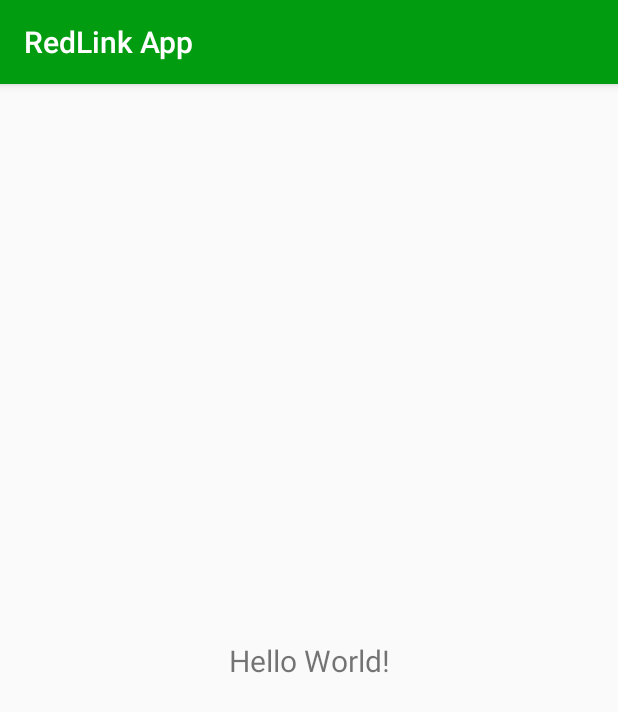
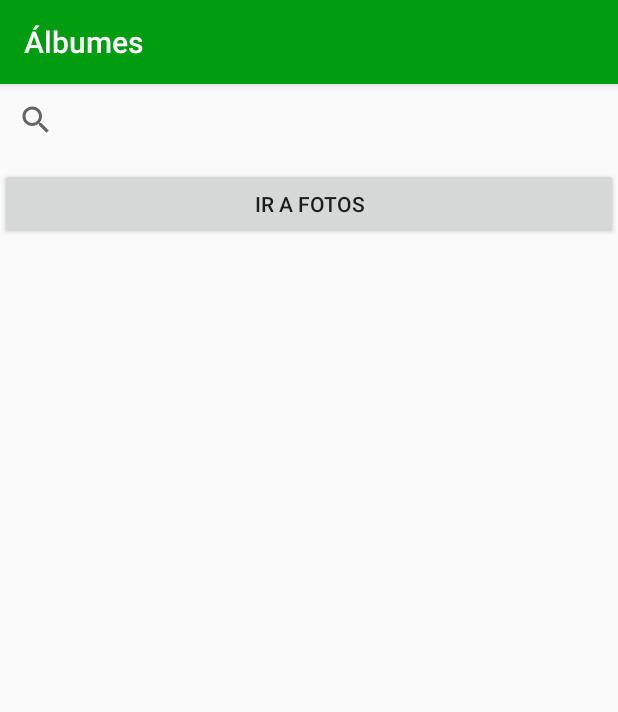
Before and after one commit to diegobckn/redlinkapp, an Android app: the screen it shows after launch (MainActivity), on a phone screen of 412 x 824 dp. Shown: the top 712 px of the screen. Run offline under Robolectric (Android 15) with nearby library versions, the phone set to English and light mode, and no system bars; our stand-ins replace navigation-ui.

Commit message:
Navegacion general

```diff
--- a/app/build.gradle
+++ b/app/build.gradle
@@ -29,8 +29,19 @@ dependencies {
     implementation 'androidx.core:core-ktx:1.3.1'
     implementation 'androidx.appcompat:appcompat:1.2.0'
     implementation 'androidx.constraintlayout:constraintlayout:2.0.1'
+    implementation 'androidx.legacy:legacy-support-v4:1.0.0'
+    implementation 'androidx.navigation:navigation-fragment-ktx:2.3.0'
+    implementation 'androidx.navigation:navigation-ui-ktx:2.3.0'
     testImplementation 'junit:junit:4.12'
     androidTestImplementation 'androidx.test.ext:junit:1.1.2'
     androidTestImplementation 'androidx.test.espresso:espresso-core:3.3.0'
 
+    implementation "androidx.navigation:navigation-fragment-ktx:2.3.0"
+    implementation "androidx.navigation:navigation-ui-ktx:2.3.0"
+    implementation 'androidx.legacy:legacy-support-v4:1.0.0'
+
+    implementation 'androidx.lifecycle:lifecycle-extensions:2.2.0'
+    implementation 'androidx.lifecycle:lifecycle-viewmodel-ktx:2.2.0'
+    implementation "androidx.lifecycle:lifecycle-livedata-ktx:2.3.0-alpha07"
+
 }
--- a/app/src/main/java/com/redlink/techapp/MainActivity.kt
+++ b/app/src/main/java/com/redlink/techapp/MainActivity.kt
@@ -2,10 +2,23 @@ package com.redlink.techapp
 
 import androidx.appcompat.app.AppCompatActivity
 import android.os.Bundle
+import androidx.navigation.NavController
+import androidx.navigation.findNavController
+import androidx.navigation.ui.NavigationUI
 
 class MainActivity : AppCompatActivity() {
+
+    private lateinit var navController: NavController
+
     override fun onCreate(savedInstanceState: Bundle?) {
         super.onCreate(savedInstanceState)
         setContentView(R.layout.activity_main)
+
+        navController = findNavController(R.id.nav_host_fragment)
+        NavigationUI.setupActionBarWithNavController(this,navController)
+    }
+
+    override fun onSupportNavigateUp(): Boolean {
+        return navController.navigateUp()
     }
 }
--- /dev/null
+++ b/app/src/main/java/com/redlink/techapp/ui/fragments/AlbumesFragment.kt
@@ -0,0 +1,34 @@
+package com.redlink.techapp.ui.fragments
+
+import android.os.Bundle
+import androidx.fragment.app.Fragment
+import android.view.LayoutInflater
+import android.view.View
+import android.view.ViewGroup
+import android.widget.Button
+import androidx.navigation.fragment.findNavController
+import com.redlink.techapp.R
+import kotlinx.android.synthetic.main.fragment_albumes.*
+
+class AlbumesFragment : Fragment() {
+
+    override fun onCreate(savedInstanceState: Bundle?) {
+        super.onCreate(savedInstanceState)
+    }
+
+    override fun onCreateView(
+        inflater: LayoutInflater, container: ViewGroup?,
+        savedInstanceState: Bundle?
+    ): View? {
+        // Inflate the layout for this fragment
+        return inflater.inflate(R.layout.fragment_albumes, container, false)
+    }
+
+    override fun onViewCreated(view: View, savedInstanceState: Bundle?) {
+        super.onViewCreated(view, savedInstanceState)
+
+        ir_photos.setOnClickListener{
+            findNavController().navigate(R.id.action_albumesFragment_to_photosFragment)
+        }
+    }
+}
--- /dev/null
+++ b/app/src/main/java/com/redlink/techapp/ui/fragments/PhotosFragment.kt
@@ -0,0 +1,24 @@
+package com.redlink.techapp.ui.fragments
+
+import android.os.Bundle
+import androidx.fragment.app.Fragment
+import android.view.LayoutInflater
+import android.view.View
+import android.view.ViewGroup
+import com.redlink.techapp.R
+
+class PhotosFragment : Fragment() {
+
+    override fun onCreate(savedInstanceState: Bundle?) {
+        super.onCreate(savedInstanceState)
+
+    }
+
+    override fun onCreateView(
+        inflater: LayoutInflater, container: ViewGroup?,
+        savedInstanceState: Bundle?
+    ): View? {
+        // Inflate the layout for this fragment
+        return inflater.inflate(R.layout.fragment_photos, container, false)
+    }
+}
--- /dev/null
+++ b/app/src/main/res/anim/slide_in_left.xml
@@ -0,0 +1,6 @@
+<?xml version="1.0" encoding="utf-8"?>
+<set xmlns:android="http://schemas.android.com/apk/res/android"
+    android:shareInterpolator="false" >
+    <translate android:duration="400" android:fromXDelta="-100%" android:toXDelta="0%"/>
+    <alpha android:duration="300" android:fromAlpha="0.0" android:toAlpha="1.0" />
+</set>
--- /dev/null
+++ b/app/src/main/res/anim/slide_in_right.xml
@@ -0,0 +1,6 @@
+<?xml version="1.0" encoding="utf-8"?>
+<set xmlns:android="http://schemas.android.com/apk/res/android"
+    android:shareInterpolator="false" >
+    <translate android:duration="400" android:fromXDelta="100%" android:toXDelta="0%" />
+    <alpha android:duration="300" android:fromAlpha="0.0" android:toAlpha="1.0" />
+</set>
--- /dev/null
+++ b/app/src/main/res/anim/slide_out_left.xml
@@ -0,0 +1,6 @@
+<?xml version="1.0" encoding="utf-8"?>
+<set xmlns:android="http://schemas.android.com/apk/res/android"
+    android:shareInterpolator="false" >
+    <translate android:duration="300" android:fromXDelta="0%" android:toXDelta="-100%"/>
+    <alpha android:duration="300" android:fromAlpha="1.0" android:toAlpha="0.0" />
+</set>
--- /dev/null
+++ b/app/src/main/res/anim/slide_out_right.xml
@@ -0,0 +1,6 @@
+<?xml version="1.0" encoding="utf-8"?>
+<set xmlns:android="http://schemas.android.com/apk/res/android"
+    android:shareInterpolator="false" >
+    <translate android:duration="300" android:fromXDelta="0%" android:toXDelta="100%"/>
+    <alpha android:duration="300" android:fromAlpha="1.0" android:toAlpha="0.0" />
+</set>
--- a/app/src/main/res/layout/activity_main.xml
+++ b/app/src/main/res/layout/activity_main.xml
@@ -6,14 +6,17 @@
     android:layout_height="match_parent"
     tools:context=".MainActivity">
 
-    <TextView
-        android:layout_width="wrap_content"
-        android:layout_height="wrap_content"
-        android:text="Hello World!"
-        android:textSize="@dimen/texto_titulo_principal"
-        app:layout_constraintBottom_toBottomOf="parent"
+    <fragment
+        android:id="@+id/nav_host_fragment"
+        android:name="androidx.navigation.fragment.NavHostFragment"
+        android:layout_width="0dp"
+        android:layout_height="0dp"
         app:layout_constraintLeft_toLeftOf="parent"
         app:layout_constraintRight_toRightOf="parent"
-        app:layout_constraintTop_toTopOf="parent" />
+        app:layout_constraintTop_toTopOf="parent"
+        app:layout_constraintBottom_toBottomOf="parent"
+
+        app:defaultNavHost="true"
+        app:navGraph="@navigation/graph" />
 
 </androidx.constraintlayout.widget.ConstraintLayout>
--- /dev/null
+++ b/app/src/main/res/layout/fragment_albumes.xml
@@ -0,0 +1,27 @@
+<?xml version="1.0" encoding="utf-8"?>
+<LinearLayout xmlns:android="http://schemas.android.com/apk/res/android"
+    xmlns:tools="http://schemas.android.com/tools"
+    android:layout_width="match_parent"
+    android:layout_height="match_parent"
+    android:orientation="vertical"
+    tools:context=".ui.fragments.AlbumesFragment">
+
+    <SearchView
+        android:layout_width="match_parent"
+        android:layout_height="wrap_content"
+        android:id="@+id/search_view"
+        />
+
+    <androidx.recyclerview.widget.RecyclerView
+        android:layout_marginTop="8dp"
+        android:id="@+id/recycle_view_albumes"
+        android:layout_width="match_parent"
+        android:layout_height="wrap_content"/>
+
+    <Button
+        android:id="@+id/ir_photos"
+        android:layout_width="match_parent"
+        android:layout_height="wrap_content"
+        android:text="Ir a fotos" />
+
+</LinearLayout>
--- /dev/null
+++ b/app/src/main/res/layout/fragment_photos.xml
@@ -0,0 +1,13 @@
+<?xml version="1.0" encoding="utf-8"?>
+<FrameLayout xmlns:android="http://schemas.android.com/apk/res/android"
+    xmlns:tools="http://schemas.android.com/tools"
+    android:layout_width="match_parent"
+    android:layout_height="match_parent"
+    tools:context=".ui.fragments.PhotosFragment">
+
+    <TextView
+        android:layout_width="match_parent"
+        android:layout_height="match_parent"
+        android:text="@string/hello_blank_fragment" />
+
+</FrameLayout>
--- /dev/null
+++ b/app/src/main/res/navigation/graph.xml
@@ -0,0 +1,25 @@
+<?xml version="1.0" encoding="utf-8"?>
+<navigation xmlns:android="http://schemas.android.com/apk/res/android"
+    xmlns:app="http://schemas.android.com/apk/res-auto"
+    xmlns:tools="http://schemas.android.com/tools"
+    android:id="@+id/nav_graph"
+    app:startDestination="@id/albumesFragment">
+    <fragment
+        android:id="@+id/albumesFragment"
+        android:name="com.redlink.techapp.ui.fragments.AlbumesFragment"
+        android:label="Álbumes"
+        tools:layout="@layout/fragment_albumes">
+        <action
+            android:id="@+id/action_albumesFragment_to_photosFragment"
+            app:destination="@id/photosFragment"
+            app:enterAnim="@anim/slide_in_left"
+            app:exitAnim="@anim/slide_out_right"
+            app:popEnterAnim="@anim/slide_in_right"
+            app:popExitAnim="@anim/slide_out_left" />
+    </fragment>
+    <fragment
+        android:id="@+id/photosFragment"
+        android:name="com.redlink.techapp.ui.fragments.PhotosFragment"
+        android:label="Fotos"
+        tools:layout="@layout/fragment_photos" />
+</navigation>
--- a/app/src/main/res/values/strings.xml
+++ b/app/src/main/res/values/strings.xml
@@ -1,3 +1,5 @@
 <resources>
     <string name="app_name">RedLink App</string>
+    <!-- TODO: Remove or change this placeholder text -->
+    <string name="hello_blank_fragment">Hello blank fragment</string>
 </resources>
```
